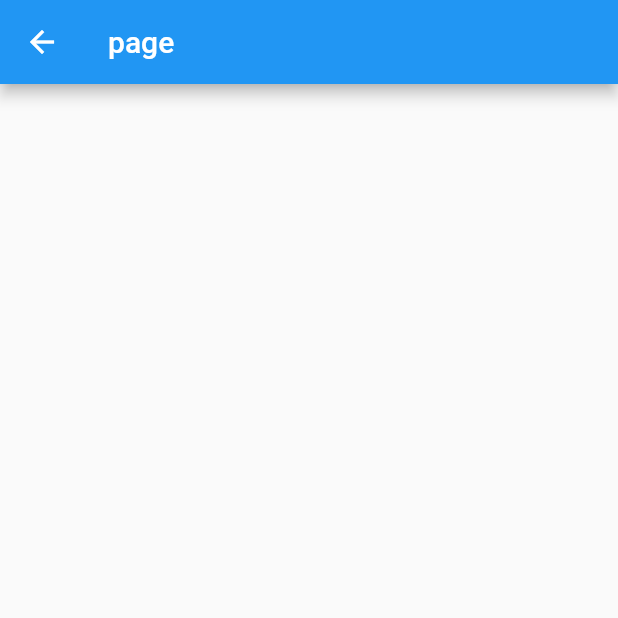
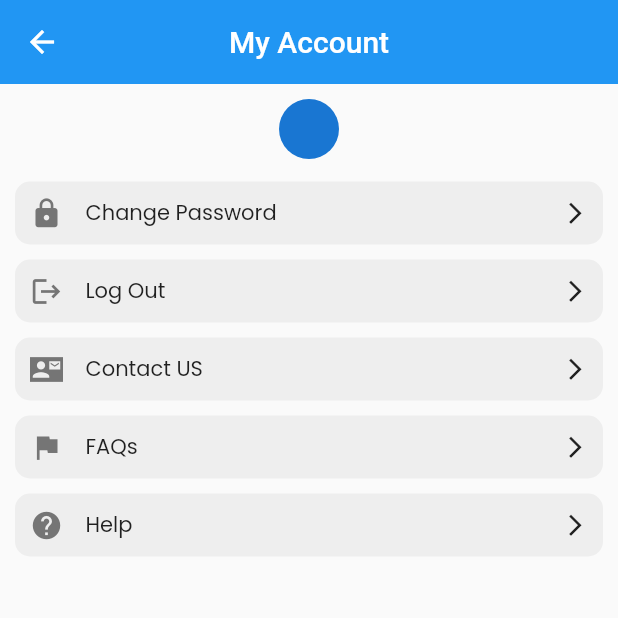
Before and after one commit to ParasRojiya/Home-Services-App, a Flutter app: the AccountPage screen opened by its route, on a phone screen of 412 x 824 dp, the top half of it. Run offline on Flutter 3.47's test engine with Material 2 defaults, Android fonts, the light colour scheme and no system bars; our stand-ins replace cloud_firestore, connectivity_plus, firebase_auth, firebase_core, get, google_fonts and 2 more; accounts and stored records are empty; network calls fail.

Commit message:
my account page

```diff
--- /dev/null
+++ b/lib/utils/account_option_container.dart
@@ -0,0 +1,32 @@
+import 'package:flutter/material.dart';
+import 'package:google_fonts/google_fonts.dart';
+
+accountOptionContainer(
+    {required String title, required onTap, required IconData icon}) {
+  return GestureDetector(
+    onTap: onTap,
+    child: Container(
+      decoration: BoxDecoration(
+        color: Colors.grey.shade200,
+        borderRadius: BorderRadius.circular(10),
+      ),
+      margin: const EdgeInsets.symmetric(horizontal: 10, vertical: 5),
+      padding: const EdgeInsets.all(10),
+      child: Row(
+        children: [
+          Icon(icon, color: Colors.grey.shade600, size: 22),
+          const SizedBox(width: 15),
+          Text(
+            title,
+            style: GoogleFonts.poppins(),
+          ),
+          const Spacer(),
+          const Icon(
+            Icons.arrow_forward_ios,
+            size: 17,
+          ),
+        ],
+      ),
+    ),
+  );
+}
--- a/lib/views/screens/account_page.dart
+++ b/lib/views/screens/account_page.dart
@@ -1,4 +1,7 @@
 import 'package:flutter/material.dart';
+import 'package:get/get.dart';
+import '../../helper/firebase_auth_helper.dart';
+import '../../utils/account_option_container.dart';
 
 class AccountPage extends StatefulWidget {
   const AccountPage({Key? key}) : super(key: key);
@@ -12,7 +15,48 @@ class _AccountPageState extends State<AccountPage> {
   Widget build(BuildContext context) {
     return Scaffold(
       appBar: AppBar(
-        title: Text("page"),
+        centerTitle: true,
+        title: Text("My Account"),
+        elevation: 0,
+      ),
+      body: SingleChildScrollView(
+        physics: BouncingScrollPhysics(),
+        child: Column(
+          crossAxisAlignment: CrossAxisAlignment.center,
+          children: [
+            SizedBox(height: 10),
+            CircleAvatar(),
+            SizedBox(height: 10),
+            accountOptionContainer(
+              title: "Change Password",
+              onTap: null,
+              icon: Icons.lock,
+            ),
+            accountOptionContainer(
+              title: "Log Out",
+              onTap: () async {
+                await FireBaseAuthHelper.fireBaseAuthHelper.signOut();
+                Get.offAndToNamed("/login_page");
+              },
+              icon: Icons.logout,
+            ),
+            accountOptionContainer(
+              title: "Contact US",
+              onTap: null,
+              icon: Icons.contact_mail_sharp,
+            ),
+            accountOptionContainer(
+              title: "FAQs",
+              onTap: null,
+              icon: Icons.flag,
+            ),
+            accountOptionContainer(
+              title: "Help",
+              onTap: null,
+              icon: Icons.help,
+            ),
+          ],
+        ),
       ),
     );
   }
```
